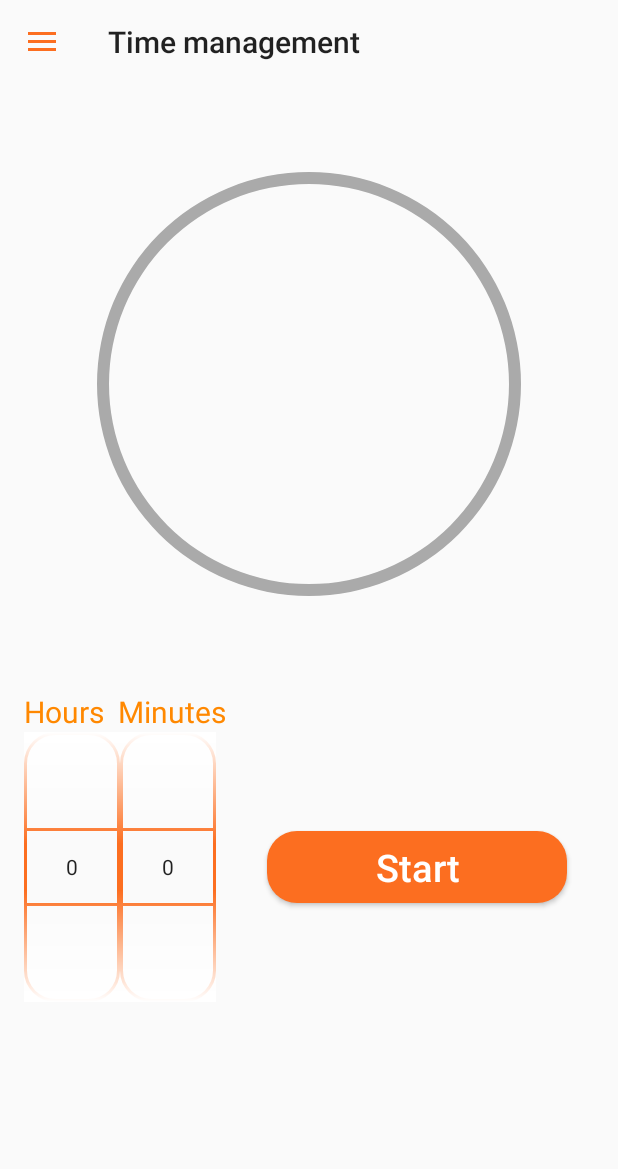
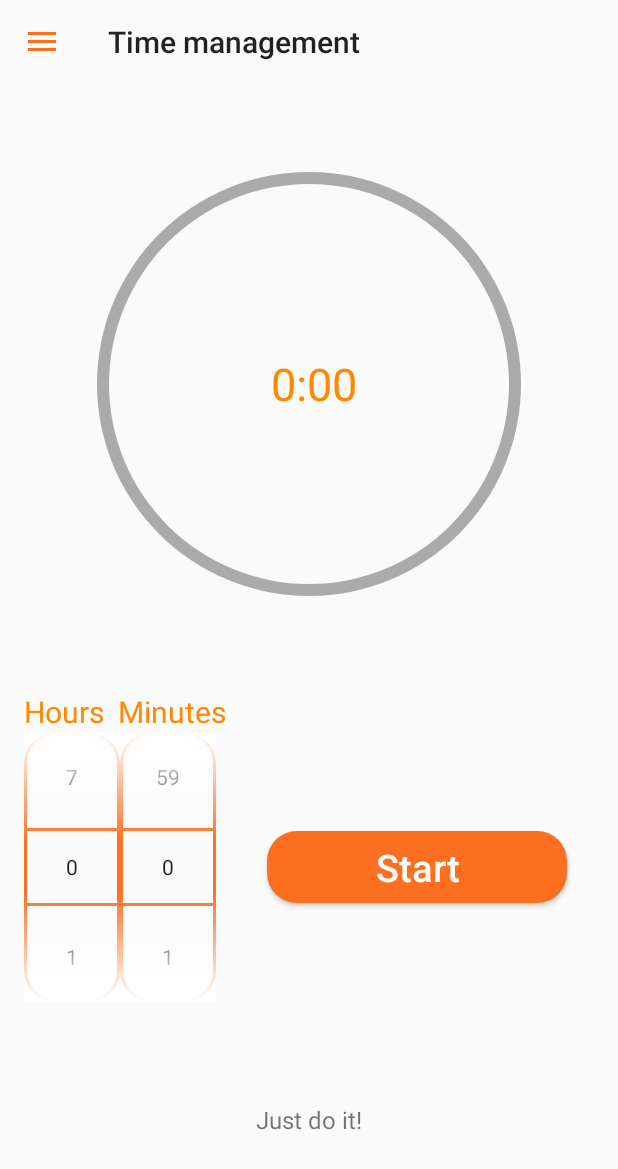
Before and after one commit to vaskomike/All4learnFragments, an Android app: the screen it shows after launch once a user with an empty profile is signed in (DrawerActivity), in the side drawer, after a tap on "Time management", on a phone screen of 412 x 824 dp. Shown: the top 1169 px of the screen. Run offline under Robolectric (Android 15) with nearby library versions, the phone set to English and light mode, and no system bars; our stand-ins replace Firebase (no records; nobody signed in at launch, a user with empty details on screens opened directly); libraries missing offline, so code that uses them is left out: com.firebase.ui.

Commit message:
not working progressbar , start need in back thread

```diff
--- a/app/src/main/java/com/example/all4learnfragments/concentration/ConcentrationFragment.java
+++ b/app/src/main/java/com/example/all4learnfragments/concentration/ConcentrationFragment.java
@@ -2,9 +2,17 @@ package com.example.all4learnfragments.concentration;
 
 import android.content.Context;
 import android.os.Bundle;
+import android.os.CountDownTimer;
+import android.os.Handler;
 import android.view.LayoutInflater;
 import android.view.View;
 import android.view.ViewGroup;
+import android.widget.Button;
+import android.widget.ImageButton;
+import android.widget.NumberPicker;
+import android.widget.ProgressBar;
+import android.widget.TextView;
+import android.widget.Toast;
 
 import androidx.annotation.NonNull;
 import androidx.annotation.Nullable;
@@ -12,7 +20,29 @@ import androidx.fragment.app.Fragment;
 
 import com.example.all4learnfragments.R;
 
+import java.util.ArrayList;
+import java.util.Locale;
+
 public class ConcentrationFragment extends Fragment {
+
+    private NumberPicker numberPickerHours;
+
+    private NumberPicker numberPickerMinutes;
+
+    private Button start;
+
+    private TextView timeLeft, motivate;
+
+    ProgressBar progressBar;
+
+    private ImageButton reset;
+
+    private Boolean timerIsRunning;
+
+    private CountDownTimer countDownTimer;
+
+    private long secondsToEnd;
+
     @Override
     public void onAttach(@NonNull Context context) {
         super.onAttach(context);
@@ -27,8 +57,96 @@ public class ConcentrationFragment extends Fragment {
 
     @Override
     public void onViewCreated(@NonNull View view, @Nullable Bundle savedInstanceState) {
+        numberPickerHours = view.findViewById(R.id.picker_hours);
+        numberPickerMinutes = view.findViewById(R.id.picker_minutes);
+        start = (Button) view.findViewById(R.id.button);
+        motivate = (TextView) view.findViewById(R.id.motivation);
+        timeLeft = (TextView) view.findViewById(R.id.timeLeft);
+        progressBar = (ProgressBar) view.findViewById(R.id.progressBar);
+        reset = (ImageButton) view.findViewById(R.id.reset);
+        timerIsRunning = false;
 
+        numberPickerHours.setMinValue(0);
+        numberPickerHours.setMaxValue(7);
+
+        numberPickerMinutes.setMinValue(0);
+        numberPickerMinutes.setMaxValue(59);
+
+        timeLeft.setText("0:00");
+
+        makeText();
+
+
+        start.setOnClickListener(new View.OnClickListener() {
+            @Override
+            public void onClick(View v) {
+                if (timerIsRunning) {
+                    stopTimer();
+                } else {
+                    startTimer();
+                }
+            }
+        });
+        reset.setOnClickListener(new View.OnClickListener() {
+            @Override
+            public void onClick(View v) {
+                resetTimer();
+            }
+        });
+        updateTextTime();
+    }
+
+
+    public void startTimer() {
+        int hours = numberPickerHours.getValue();
+        int minutes = numberPickerMinutes.getValue();
+        int maxTime = hours * 60 * 60 * 1000 + minutes * 60 * 1000;
+
+        countDownTimer = new CountDownTimer(maxTime, 100) {
+            @Override
+            public void onTick(long millisUntilFinished) {
+                secondsToEnd = millisUntilFinished / 1000;
+                updateTextTime();
+                progressBar.setProgress((int) secondsToEnd);
+            }
+
+            @Override
+            public void onFinish() {
+                timerIsRunning = false;
+                start.setText(R.string.timer_start);
+                timeLeft.setText(R.string.timer_end);
+            }
+        }.start();
+        timerIsRunning = true;
+        start.setText(R.string.timer_stop);
+        reset.setVisibility(View.INVISIBLE);
 
     }
 
+    public void stopTimer() {
+        countDownTimer.cancel();
+        timerIsRunning = false;
+        start.setText(R.string.timer_start);
+        reset.setVisibility(View.VISIBLE);
+    }
+
+    public void resetTimer() {
+        secondsToEnd = 0;
+        updateTextTime();
+        reset.setVisibility(View.INVISIBLE);
+    }
+
+    public void updateTextTime() {
+        String left = String.format(Locale.getDefault(), "%2d", secondsToEnd / 3600) + ":" + String.format(Locale.getDefault(), "%02d", (secondsToEnd / 60) % 60);
+        timeLeft.setText(left);
+    }
+
+    private void makeText() {
+        ArrayList<String> quotes = new ArrayList<>();
+        quotes.add("Your future more valuable than this phone");
+        quotes.add("Finish it!");
+        quotes.add("Just do it!");
+        quotes.add("Why should I motivate you?");
+        motivate.setText(quotes.get((int) (Math.random() * 4)));
+    }
 }
--- a/app/src/main/java/com/example/all4learnfragments/drawer/DrawerActivity.java
+++ b/app/src/main/java/com/example/all4learnfragments/drawer/DrawerActivity.java
@@ -4,6 +4,7 @@ import android.content.Context;
 import android.content.Intent;
 import android.content.res.Configuration;
 import android.os.Bundle;
+import android.view.Gravity;
 
 import androidx.annotation.Nullable;
 import androidx.appcompat.app.ActionBar;
--- a/app/src/main/res/layout/concentration_fragment.xml
+++ b/app/src/main/res/layout/concentration_fragment.xml
@@ -37,9 +37,9 @@
         <ProgressBar
             android:id="@+id/progressBar"
             style="?android:progressBarStyleHorizontal"
-            android:layout_width="40dp"
+            android:layout_width="400dp"
             android:layout_height="400dp"
-            android:indeterminate="false"
+            android:layout_alignParentStart="true"
             android:progressDrawable="@drawable/progress_bar"
             android:rotation="-90"
             app:layout_constraintEnd_toEndOf="parent"
@@ -75,6 +75,16 @@
         app:layout_constraintStart_toEndOf="@+id/picker_minutes"
         app:layout_constraintTop_toTopOf="parent" />
 
+        <ImageButton
+            android:id="@+id/reset"
+            android:layout_width="wrap_content"
+            android:layout_height="wrap_content"
+            android:background="@drawable/reset"
+            app:layout_constraintEnd_toEndOf="parent"
+            app:layout_constraintTop_toBottomOf="@+id/button"
+            android:layout_marginEnd="40dp"
+            android:visibility="invisible" />
+
     <!-- <ImageButton
          android:id="@+id/cancel_button"
          android:layout_width="wrap_content"
@@ -85,6 +95,7 @@
          android:layout_marginEnd="30dp" />
  -->
         <TextView
+            android:id="@+id/textView2"
             android:layout_width="wrap_content"
             android:layout_height="wrap_content"
             android:text="Minutes"
--- a/app/src/main/res/values/strings.xml
+++ b/app/src/main/res/values/strings.xml
@@ -10,4 +10,7 @@
     <string name="theme">Theme</string>
     <string name="mode_notes">Notes</string>
     <string name="mode_concentration">Time management</string>
+    <string name="timer_stop">Stop</string>
+    <string name="timer_start">Start</string>
+    <string name="timer_end">Time\'s up</string>
 </resources>
```
Lines whose indentation alone changed are shown as unchanged.
